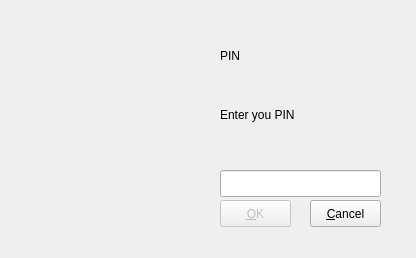
Old version of the form pteid-mw-pt/_src/eidmw/dialogs/dialogsQTsrv/dlgWndAskPIN.ui in the repository amagovpt/autenticacao.gov.
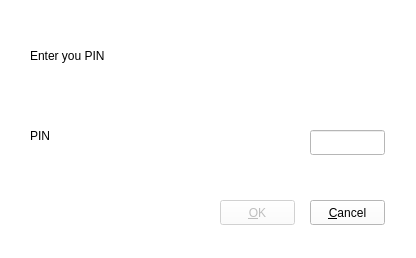
New version of the form. Icons and pictures are not drawn.

Patch:
```diff
--- a/pteid-mw-pt/_src/eidmw/dialogs/dialogsQTsrv/dlgWndAskPIN.ui
+++ b/pteid-mw-pt/_src/eidmw/dialogs/dialogsQTsrv/dlgWndAskPIN.ui
@@ -14,7 +14,7 @@
    <string>dlgWndAskPIN</string>
   </property>
   <property name="styleSheet">
-   <string notr="true">background-image: url(:/Resources/bg_AuthenticationPin.png);</string>
+   <string notr="true">background-color: rgb(255, 255, 255);</string>
   </property>
   <widget class="QFrame" name="fraPIN_Keypad">
    <property name="geometry">
@@ -217,10 +217,10 @@
   <widget class="QLabel" name="lblPINName">
    <property name="geometry">
     <rect>
-     <x>220</x>
-     <y>30</y>
-     <width>151</width>
-     <height>51</height>
+     <x>30</x>
+     <y>100</y>
+     <width>271</width>
+     <height>71</height>
     </rect>
    </property>
    <property name="layoutDirection">
@@ -236,10 +236,10 @@
   <widget class="QLineEdit" name="txtPIN">
    <property name="geometry">
     <rect>
-     <x>220</x>
-     <y>170</y>
-     <width>161</width>
-     <height>27</height>
+     <x>310</x>
+     <y>130</y>
+     <width>75</width>
+     <height>25</height>
     </rect>
    </property>
    <property name="echoMode">
@@ -254,8 +254,8 @@
     <rect>
      <x>220</x>
      <y>200</y>
-     <width>71</width>
-     <height>27</height>
+     <width>75</width>
+     <height>25</height>
     </rect>
    </property>
    <property name="text">
@@ -265,10 +265,10 @@
   <widget class="QLabel" name="lblHeader">
    <property name="geometry">
     <rect>
-     <x>220</x>
-     <y>70</y>
-     <width>171</width>
-     <height>90</height>
+     <x>30</x>
+     <y>20</y>
+     <width>371</width>
+     <height>71</height>
     </rect>
    </property>
    <property name="sizePolicy">
@@ -283,6 +283,9 @@
    <property name="text">
     <string>Enter you PIN</string>
    </property>
+   <property name="textFormat">
+    <enum>Qt::PlainText</enum>
+   </property>
    <property name="wordWrap">
     <bool>true</bool>
    </property>
@@ -292,13 +295,19 @@
     <rect>
      <x>310</x>
      <y>200</y>
-     <width>71</width>
-     <height>27</height>
+     <width>75</width>
+     <height>25</height>
     </rect>
    </property>
    <property name="text">
     <string>&amp;Cancel</string>
    </property>
+   <property name="autoDefault">
+    <bool>true</bool>
+   </property>
+   <property name="flat">
+    <bool>false</bool>
+   </property>
   </widget>
   <widget class="QWidget" name="layoutWidget">
    <property name="geometry">
@@ -332,31 +341,6 @@
     </item>
    </layout>
   </widget>
-  <widget class="QWidget" name="layoutWidget">
-   <property name="geometry">
-    <rect>
-     <x>0</x>
-     <y>0</y>
-     <width>263</width>
-     <height>22</height>
-    </rect>
-   </property>
-   <layout class="QHBoxLayout">
-    <item>
-     <spacer>
-      <property name="orientation">
-       <enum>Qt::Horizontal</enum>
-      </property>
-      <property name="sizeHint" stdset="0">
-       <size>
-        <width>261</width>
-        <height>20</height>
-       </size>
-      </property>
-     </spacer>
-    </item>
-   </layout>
-  </widget>
  </widget>
  <layoutdefault spacing="6" margin="11"/>
  <resources/>
```
